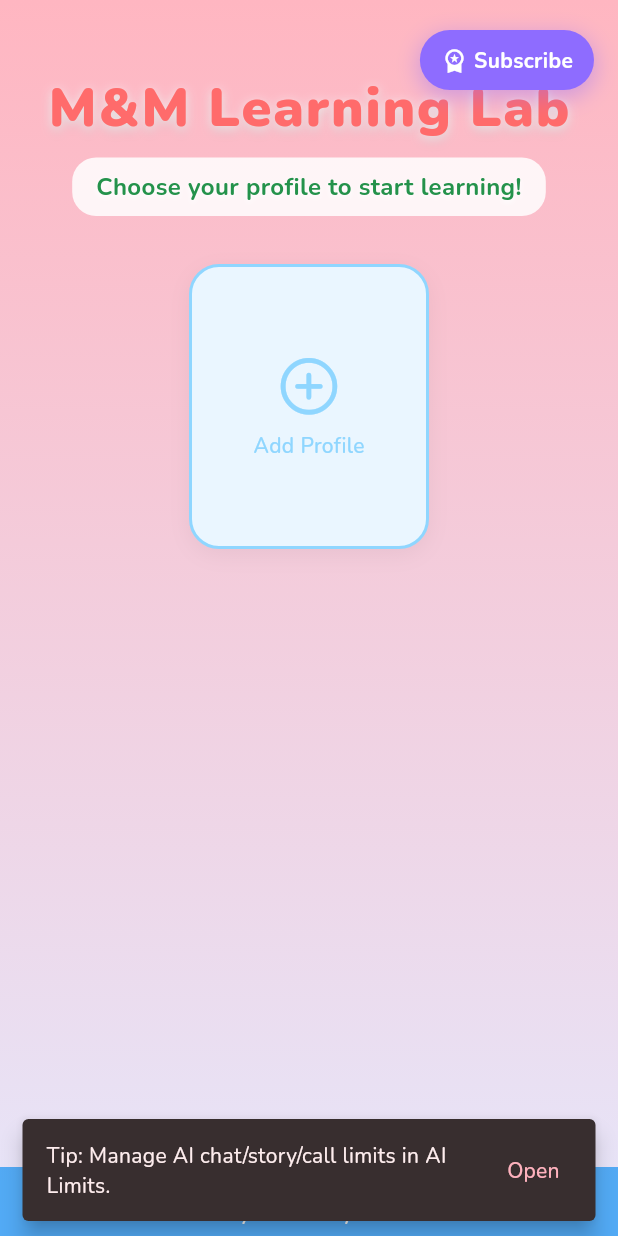
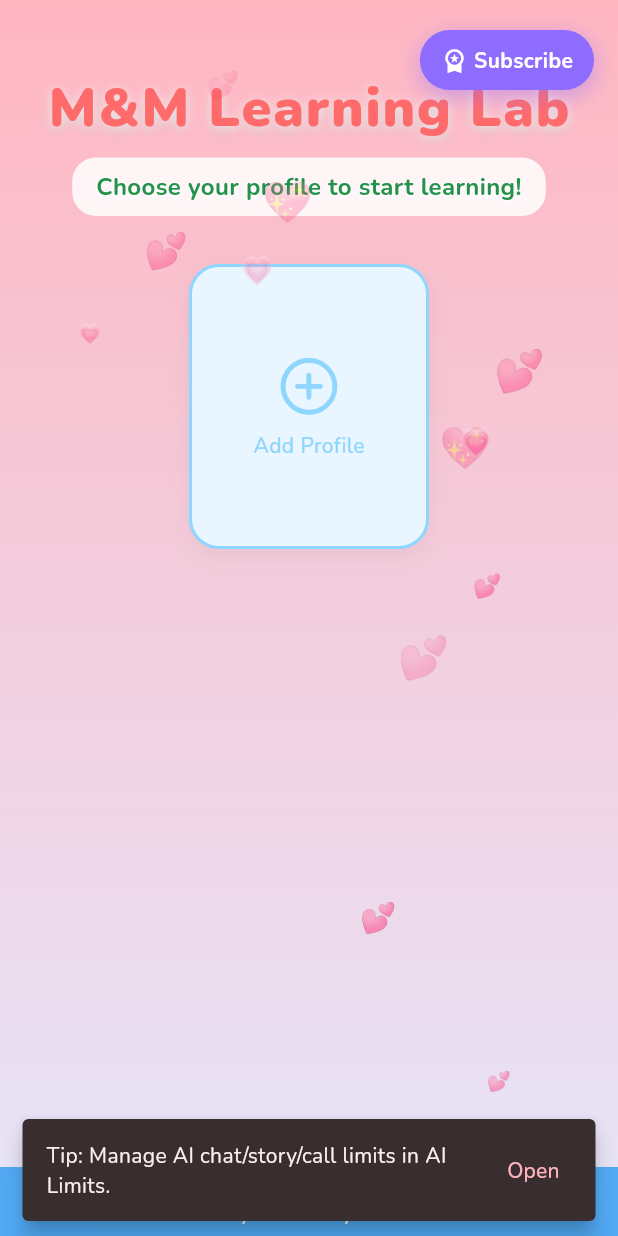
Before and after one commit to hao6yu/mm-learning-lab, a Flutter app: the screen it shows after launch, on a phone screen of 412 x 824 dp. Run offline on Flutter 3.47's test engine with Material 3 defaults, Android fonts, the phone set to English and light mode, and no system bars; our stand-ins replace audioplayers, flutter_dotenv, flutter_tts, google_fonts, image_cropper, image_picker and 7 more; missing offline and left inert: audio_session, chess, elevenlabs_agents, flutter_sound; accounts and stored records are empty.

Commit message:
feat: Add Valentine's magic to home screen! 💕
- Floating hearts animation overlay
- Valentine-themed welcome message ('💕 Hi [Name]!')
- Created valentine_decorations.dart with:
  - FloatingHeartsOverlay (animated floating hearts)
  - HeartCornerDecoration
  - SparkleWidget
  - ValentineBanner

Makes the app feel festive and fun for kids!

```diff
--- a/lib/screens/profile_selection_screen.dart
+++ b/lib/screens/profile_selection_screen.dart
@@ -5,11 +5,13 @@ import 'package:google_fonts/google_fonts.dart';
 import 'package:shared_preferences/shared_preferences.dart';
 import 'dart:math' as math;
 import 'dart:io';
+import '../config/app_theme.dart';
 import '../providers/profile_provider.dart';
 import '../widgets/profile_card.dart';
 import '../widgets/add_profile_modal.dart';
 import '../widgets/quick_avatar_update_modal.dart';
 import '../widgets/theme_picker.dart';
+import '../widgets/valentine_decorations.dart';
 import '../services/subscription_service.dart';
 import '../services/activity_progress_service.dart';
 import '../services/theme_service.dart';
@@ -461,9 +463,11 @@ class _ProfileSelectionScreenState extends State<ProfileSelectionScreen> {
   }
 
   Widget _buildMainContent() {
-    final themeConfig = context.watch<ThemeService>().config;
+    final themeService = context.watch<ThemeService>();
+    final themeConfig = themeService.config;
+    final isValentine = themeService.currentTheme == AppThemeType.valentine;
 
-    return Stack(
+    Widget content = Stack(
       children: [
         // Background gradient
         Positioned.fill(
@@ -503,13 +507,25 @@ class _ProfileSelectionScreenState extends State<ProfileSelectionScreen> {
         ),
       ],
     );
+
+    // Wrap with floating hearts for Valentine theme
+    if (isValentine) {
+      return FloatingHeartsOverlay(
+        heartCount: 12,
+        child: content,
+      );
+    }
+
+    return content;
   }
 
   Widget _buildWelcomeScreen(Profile selected) {
     final screenWidth = MediaQuery.of(context).size.width;
     final screenHeight = MediaQuery.of(context).size.height;
     final devicePixelRatio = MediaQuery.of(context).devicePixelRatio;
-    final themeConfig = context.watch<ThemeService>().config;
+    final themeService = context.watch<ThemeService>();
+    final themeConfig = themeService.config;
+    final isValentine = themeService.currentTheme == AppThemeType.valentine;
 
     // Better tablet detection: consider both dimensions and pixel density
     final shortestSide = math.min(screenWidth, screenHeight);
@@ -684,9 +700,9 @@ class _ProfileSelectionScreenState extends State<ProfileSelectionScreen> {
                                     avatarFontSize, isLandscape, isTablet),
                                 SizedBox(height: verticalSpacing),
                                 Text(
-                                  isLandscape
-                                      ? 'Welcome, ${selected.name}'
-                                      : 'Welcome,\n${selected.name}',
+                                  isValentine
+                                      ? (isLandscape ? '💕 Hi ${selected.name}!' : '💕\nHi ${selected.name}!')
+                                      : (isLandscape ? 'Welcome, ${selected.name}' : 'Welcome,\n${selected.name}'),
                                   textAlign: TextAlign.center,
                                   style: GoogleFonts.baloo2(
                                     fontSize: welcomeFontSize,
@@ -769,9 +785,9 @@ class _ProfileSelectionScreenState extends State<ProfileSelectionScreen> {
                               avatarFontSize, isLandscape, isTablet),
                           SizedBox(height: verticalSpacing),
                           Text(
-                            isLandscape
-                                ? 'Welcome, ${selected.name}'
-                                : 'Welcome,\n${selected.name}',
+                            isValentine
+                                ? (isLandscape ? '💕 Hi ${selected.name}!' : '💕\nHi ${selected.name}!')
+                                : (isLandscape ? 'Welcome, ${selected.name}' : 'Welcome,\n${selected.name}'),
                             textAlign: TextAlign.center,
                             style: GoogleFonts.baloo2(
                               fontSize: welcomeFontSize,
--- /dev/null
+++ b/lib/widgets/valentine_decorations.dart
@@ -0,0 +1,264 @@
+import 'dart:math';
+import 'package:flutter/material.dart';
+
+/// Floating hearts animation overlay for Valentine's theme
+class FloatingHeartsOverlay extends StatefulWidget {
+  final int heartCount;
+  final Widget child;
+
+  const FloatingHeartsOverlay({
+    super.key,
+    this.heartCount = 15,
+    required this.child,
+  });
+
+  @override
+  State<FloatingHeartsOverlay> createState() => _FloatingHeartsOverlayState();
+}
+
+class _FloatingHeartsOverlayState extends State<FloatingHeartsOverlay>
+    with TickerProviderStateMixin {
+  late List<_HeartData> _hearts;
+  final Random _random = Random();
+
+  @override
+  void initState() {
+    super.initState();
+    _hearts = List.generate(widget.heartCount, (_) => _createHeart());
+  }
+
+  _HeartData _createHeart() {
+    final controller = AnimationController(
+      duration: Duration(milliseconds: 4000 + _random.nextInt(4000)),
+      vsync: this,
+    );
+
+    controller.addStatusListener((status) {
+      if (status == AnimationStatus.completed) {
+        controller.reset();
+        controller.forward();
+      }
+    });
+
+    controller.forward(from: _random.nextDouble());
+
+    return _HeartData(
+      controller: controller,
+      startX: _random.nextDouble(),
+      size: 12.0 + _random.nextDouble() * 16.0,
+      opacity: 0.3 + _random.nextDouble() * 0.4,
+      wobble: _random.nextDouble() * 30.0,
+      emoji: _random.nextBool() ? '💕' : (_random.nextBool() ? '💖' : '💗'),
+    );
+  }
+
+  @override
+  void dispose() {
+    for (final heart in _hearts) {
+      heart.controller.dispose();
+    }
+    super.dispose();
+  }
+
+  @override
+  Widget build(BuildContext context) {
+    return Stack(
+      children: [
+        widget.child,
+        // Floating hearts layer
+        Positioned.fill(
+          child: IgnorePointer(
+            child: Stack(
+              children: _hearts.map((heart) {
+                return AnimatedBuilder(
+                  animation: heart.controller,
+                  builder: (context, child) {
+                    final progress = heart.controller.value;
+                    final screenWidth = MediaQuery.of(context).size.width;
+                    final screenHeight = MediaQuery.of(context).size.height;
+
+                    // Float from bottom to top with slight wobble
+                    final x = heart.startX * screenWidth +
+                        sin(progress * 3 * pi) * heart.wobble;
+                    final y = screenHeight * (1 - progress);
+
+                    return Positioned(
+                      left: x,
+                      top: y,
+                      child: Opacity(
+                        opacity: heart.opacity * (1 - progress * 0.5),
+                        child: Text(
+                          heart.emoji,
+                          style: TextStyle(fontSize: heart.size),
+                        ),
+                      ),
+                    );
+                  },
+                );
+              }).toList(),
+            ),
+          ),
+        ),
+      ],
+    );
+  }
+}
+
+class _HeartData {
+  final AnimationController controller;
+  final double startX;
+  final double size;
+  final double opacity;
+  final double wobble;
+  final String emoji;
+
+  _HeartData({
+    required this.controller,
+    required this.startX,
+    required this.size,
+    required this.opacity,
+    required this.wobble,
+    required this.emoji,
+  });
+}
+
+/// Decorative corner hearts for cards/containers
+class HeartCornerDecoration extends StatelessWidget {
+  final Widget child;
+  final double size;
+  final Color? color;
+
+  const HeartCornerDecoration({
+    super.key,
+    required this.child,
+    this.size = 20.0,
+    this.color,
+  });
+
+  @override
+  Widget build(BuildContext context) {
+    return Stack(
+      children: [
+        child,
+        Positioned(
+          top: -2,
+          left: -2,
+          child: Text('💕', style: TextStyle(fontSize: size)),
+        ),
+        Positioned(
+          top: -2,
+          right: -2,
+          child: Text('💕', style: TextStyle(fontSize: size)),
+        ),
+      ],
+    );
+  }
+}
+
+/// Sparkle effect widget
+class SparkleWidget extends StatefulWidget {
+  final double size;
+  final Color color;
+
+  const SparkleWidget({
+    super.key,
+    this.size = 20.0,
+    this.color = const Color(0xFFFFD1DC),
+  });
+
+  @override
+  State<SparkleWidget> createState() => _SparkleWidgetState();
+}
+
+class _SparkleWidgetState extends State<SparkleWidget>
+    with SingleTickerProviderStateMixin {
+  late AnimationController _controller;
+  late Animation<double> _animation;
+
+  @override
+  void initState() {
+    super.initState();
+    _controller = AnimationController(
+      duration: const Duration(milliseconds: 1500),
+      vsync: this,
+    )..repeat(reverse: true);
+
+    _animation = Tween<double>(begin: 0.3, end: 1.0).animate(
+      CurvedAnimation(parent: _controller, curve: Curves.easeInOut),
+    );
+  }
+
+  @override
+  void dispose() {
+    _controller.dispose();
+    super.dispose();
+  }
+
+  @override
+  Widget build(BuildContext context) {
+    return AnimatedBuilder(
+      animation: _animation,
+      builder: (context, child) {
+        return Opacity(
+          opacity: _animation.value,
+          child: Text(
+            '✨',
+            style: TextStyle(fontSize: widget.size),
+          ),
+        );
+      },
+    );
+  }
+}
+
+/// Valentine banner widget
+class ValentineBanner extends StatelessWidget {
+  final String message;
+  final bool isTablet;
+
+  const ValentineBanner({
+    super.key,
+    required this.message,
+    this.isTablet = false,
+  });
+
+  @override
+  Widget build(BuildContext context) {
+    return Container(
+      padding: EdgeInsets.symmetric(
+        horizontal: isTablet ? 24.0 : 16.0,
+        vertical: isTablet ? 12.0 : 8.0,
+      ),
+      decoration: BoxDecoration(
+        gradient: const LinearGradient(
+          colors: [Color(0xFFFF6B95), Color(0xFFFF8FAB)],
+        ),
+        borderRadius: BorderRadius.circular(20),
+        boxShadow: [
+          BoxShadow(
+            color: const Color(0xFFFF6B95).withValues(alpha: 0.3),
+            blurRadius: 8,
+            offset: const Offset(0, 4),
+          ),
+        ],
+      ),
+      child: Row(
+        mainAxisSize: MainAxisSize.min,
+        children: [
+          const Text('💝', style: TextStyle(fontSize: 20)),
+          const SizedBox(width: 8),
+          Text(
+            message,
+            style: TextStyle(
+              color: Colors.white,
+              fontWeight: FontWeight.bold,
+              fontSize: isTablet ? 16.0 : 14.0,
+            ),
+          ),
+          const SizedBox(width: 8),
+          const Text('💝', style: TextStyle(fontSize: 20)),
+        ],
+      ),
+    );
+  }
+}
```
